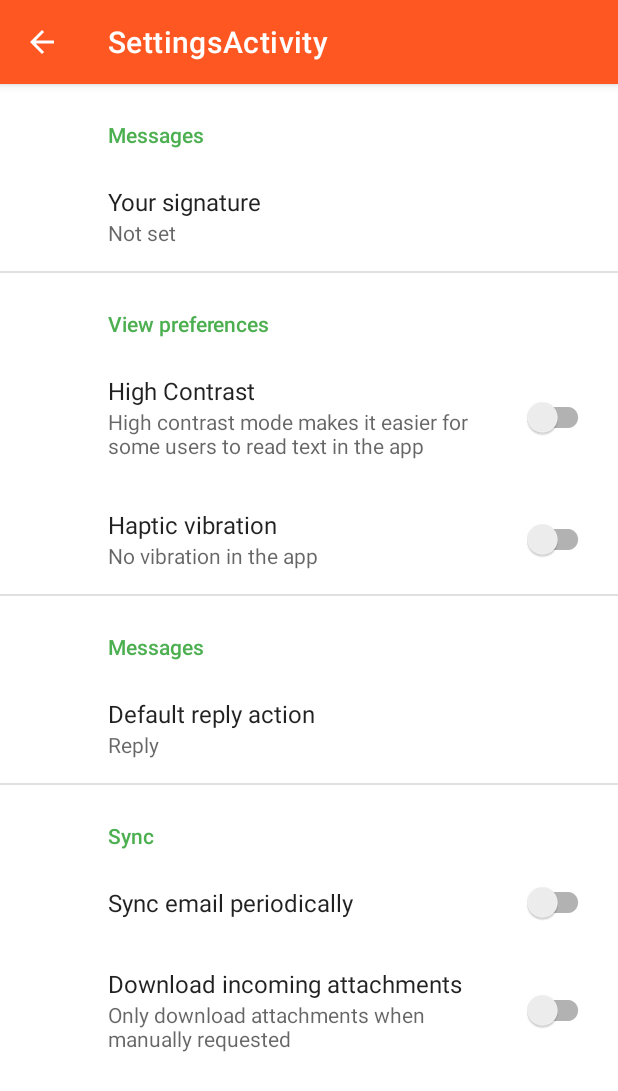
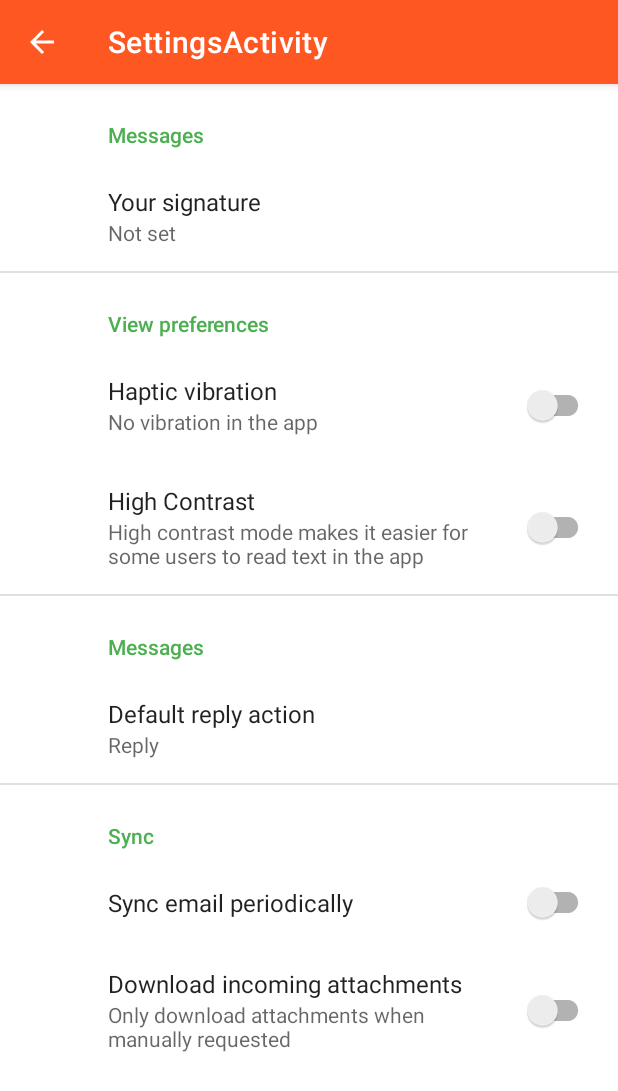
Before and after one commit to homedork-se2/Mocked-client, an Android app: the screen it shows after launch (SettingsActivity), after a tap on "SETTINGS", on a phone screen of 412 x 824 dp. Shown: the top 1091 px of the screen. Run offline under Robolectric (Android 15) with nearby library versions, the phone set to English and light mode, and no system bars; our stand-ins replace androidx.preference.

Commit message:
Settings + high_contrast (#24)
* High contrast theme implemented

With the click of switch the high contrast theme can be enabled/disabled with the use of themes

* Themes now change text size

High contrast theme gives bigger text font, compared to normal theme

* Removed irrelevant files

files provided in .gitignore deleted form branch

* merged main and high_contrast branch

* implemented high contrast option in settings fragment

```diff
--- a/MockedClientApp/app/src/main/java/com/example/mockedclient/MainActivity.java
+++ b/MockedClientApp/app/src/main/java/com/example/mockedclient/MainActivity.java
@@ -1,6 +1,7 @@
 package com.example.mockedclient;
 
 import androidx.appcompat.app.AppCompatActivity;
+import androidx.appcompat.app.AppCompatDelegate;
 import androidx.fragment.app.FragmentManager;
 import androidx.preference.PreferenceManager;
 
@@ -15,6 +16,13 @@ public class MainActivity extends AppCompatActivity {
 
     @Override
     protected void onCreate(Bundle savedInstanceState) {
+        if (AppCompatDelegate.getDefaultNightMode() == AppCompatDelegate.MODE_NIGHT_YES) {
+            setTheme(R.style.HighContrast); // When dark mode is enabled, we use the contrast theme
+        } else {
+            setTheme(R.style.Theme_MockedClient); // Default app theme
+        }
+
+
         super.onCreate(savedInstanceState);
         setContentView(R.layout.activity_main);
 
--- a/MockedClientApp/app/src/main/java/com/example/mockedclient/SettingsActivity.java
+++ b/MockedClientApp/app/src/main/java/com/example/mockedclient/SettingsActivity.java
@@ -2,6 +2,7 @@ package com.example.mockedclient;
 
 import android.os.Bundle;
 import androidx.appcompat.app.AppCompatActivity;
+import androidx.appcompat.app.AppCompatDelegate;
 
 import java.util.Objects;
 
@@ -9,6 +10,12 @@ public class SettingsActivity extends AppCompatActivity {
 
     @Override
     protected void onCreate(Bundle savedInstanceState) {
+        if (AppCompatDelegate.getDefaultNightMode() == AppCompatDelegate.MODE_NIGHT_YES) {
+            setTheme(R.style.HighContrast); // When dark mode is enabled, we use the contrast theme
+        } else {
+            setTheme(R.style.Theme_MockedClient); // Default app theme
+        }
+
         super.onCreate(savedInstanceState);
 
 
--- a/MockedClientApp/app/src/main/java/com/example/mockedclient/SettingsFragment.java
+++ b/MockedClientApp/app/src/main/java/com/example/mockedclient/SettingsFragment.java
@@ -3,9 +3,11 @@ package com.example.mockedclient;
 import android.content.Context;
 import android.os.Bundle;
 import android.os.Vibrator;
+import android.view.ContextThemeWrapper;
 import android.widget.Toast;
 
 import androidx.annotation.Nullable;
+import androidx.appcompat.app.AppCompatDelegate;
 import androidx.preference.Preference;
 import androidx.preference.PreferenceFragmentCompat;
 import androidx.preference.SwitchPreferenceCompat;
@@ -16,7 +18,8 @@ public class SettingsFragment extends PreferenceFragmentCompat {
     public void onCreate(@Nullable Bundle savedInstanceState) {
         super.onCreate(savedInstanceState);
 
-        SwitchPreferenceCompat vibrateSwitch = (SwitchPreferenceCompat) findPreference("vibration");
+        SwitchPreferenceCompat vibrateSwitch = findPreference("vibration");
+        SwitchPreferenceCompat highContrastSwitch = findPreference("contrast");
 
         if (vibrateSwitch != null) {
             vibrateSwitch.setOnPreferenceChangeListener(new Preference.OnPreferenceChangeListener() {
@@ -34,6 +37,26 @@ public class SettingsFragment extends PreferenceFragmentCompat {
                 }
             });
         }
+
+        if (highContrastSwitch != null) {
+            highContrastSwitch.setOnPreferenceChangeListener(new Preference.OnPreferenceChangeListener() {
+                @Override
+                public boolean onPreferenceChange(Preference arg0, Object isHighContrastOnObject) {
+                    boolean isHighContrastOn = (Boolean) isHighContrastOnObject;
+
+                    if (isHighContrastOn) {
+                        System.out.println("HIGH CONTRAST TRUE");
+                        // Enable contrast mode
+                        AppCompatDelegate.setDefaultNightMode(AppCompatDelegate.MODE_NIGHT_YES);
+                    } else {
+                        System.out.println("HIGH CONTRAST FALSE");
+                        // Enable normal mode
+                        AppCompatDelegate.setDefaultNightMode(AppCompatDelegate.MODE_NIGHT_NO);
+                    }
+                    return true;
+                }
+            });
+        }
     }
 
     @Override
--- a/MockedClientApp/app/src/main/res/values/colors.xml
+++ b/MockedClientApp/app/src/main/res/values/colors.xml
@@ -7,4 +7,10 @@
     <color name="teal_700">#306C32</color>
     <color name="black">#FF000000</color>
     <color name="white">#FFFFFFFF</color>
+
+    <color name="bright_orange">#FF8000</color>
+    <color name="dark_orange">#B85C00</color>
+    <color name="dark_grey">#171717</color>
+
+    <color name="purple">#B300FF</color>
 </resources>
--- /dev/null
+++ b/MockedClientApp/app/src/main/res/values/styles.xml
@@ -0,0 +1,37 @@
+<?xml version="1.0" encoding="utf-8"?>
+<resources>
+    <!-- Normal font -->
+    <style name="NormalTextSize" parent="@android:style/TextAppearance">
+        <item name="android:textSize">16sp</item>
+    </style>
+    <style name="NormalTextSize.Large" >
+        <item name="android:textSize">22sp</item>
+    </style>
+    <style name="NormalTextSize.Medium" >
+        <item name="android:textSize">18sp</item>
+    </style>
+    <style name="NormalTextSize.Small" >
+        <item name="android:textSize">14sp</item>
+    </style>
+    <style name="EditText_NormalTextSize" parent="@android:style/Widget.EditText">
+        <item name="android:textSize">16sp</item>
+    </style>
+
+
+    <!-- Big font -->
+    <style name="BigTextSize" parent="@android:style/TextAppearance">
+        <item name="android:textSize">22sp</item>
+    </style>
+    <style name="BigTextSize.Large" >
+        <item name="android:textSize">30sp</item>
+    </style>
+    <style name="BigTextSize.Medium" >
+        <item name="android:textSize">25sp</item>
+    </style>
+    <style name="BigTextSize.Small" >
+        <item name="android:textSize">20sp</item>
+    </style>
+    <style name="EditText_BigTextSize" parent="@android:style/Widget.EditText">
+        <item name="android:textSize">22sp</item>
+    </style>
+</resources>
--- a/MockedClientApp/app/src/main/res/values/themes.xml
+++ b/MockedClientApp/app/src/main/res/values/themes.xml
@@ -12,5 +12,32 @@
         <!-- Status bar color. -->
         <item name="android:statusBarColor" tools:targetApi="l">?attr/colorPrimaryVariant</item>
         <!-- Customize your theme here. -->
+        <!-- Text sizes -->
+        <item name="android:textAppearance">@style/NormalTextSize</item>
+        <item name="android:textAppearanceLarge">@style/NormalTextSize.Large</item>
+        <item name="android:textAppearanceMedium">@style/NormalTextSize.Medium</item>
+        <item name="android:textAppearanceSmall">@style/NormalTextSize.Small</item>
+        <item name="android:editTextStyle">@style/EditText_NormalTextSize</item>
+    </style>
+
+    <!-- HIGH CONTRAST THEME -->
+    <style name="HighContrast" parent="Theme.MaterialComponents.DayNight.DarkActionBar">
+        <!-- Primary brand color. -->
+        <item name="colorPrimary">@color/white</item>
+        <item name="colorPrimaryVariant">@color/dark_grey</item>
+        <item name="colorOnPrimary">@color/black</item>
+        <!-- Secondary brand color. -->
+        <item name="colorSecondary">@color/bright_orange</item>
+        <item name="colorSecondaryVariant">@color/dark_orange</item>
+        <item name="colorOnSecondary">@color/white</item>
+        <!-- Custom colors -->
+        <item name="android:textColor">@color/bright_orange</item>
+        <item name="android:background">@color/black</item>
+        <!-- Text sizes -->
+        <item name="android:textAppearance">@style/BigTextSize</item>
+        <item name="android:textAppearanceLarge">@style/BigTextSize.Large</item>
+        <item name="android:textAppearanceMedium">@style/BigTextSize.Medium</item>
+        <item name="android:textAppearanceSmall">@style/BigTextSize.Small</item>
+        <item name="android:editTextStyle">@style/EditText_BigTextSize</item>
     </style>
 </resources>
--- a/MockedClientApp/app/src/main/res/xml/root_preferences.xml
+++ b/MockedClientApp/app/src/main/res/xml/root_preferences.xml
@@ -12,15 +12,15 @@
     <PreferenceCategory app:title="View preferences">
 
         <SwitchPreferenceCompat
-            app:key="contrast"
-            app:title="High Contrast"
-            app:summary="High contrast mode makes it easier for some users to read text in the app" />
-
-        <SwitchPreferenceCompat
             app:key="vibration"
             app:title="Haptic vibration"
             app:summaryOff="No vibration in the app"
             app:summaryOn="Each press returns a small vibration"/>
+
+        <SwitchPreferenceCompat
+            app:key="contrast"
+            app:title="High Contrast"
+            app:summary="High contrast mode makes it easier for some users to read text in the app" />
 
 
     </PreferenceCategory>
```
Also changed, not shown: 5 other files.
